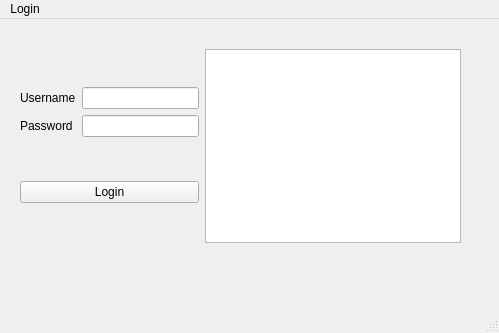
The window that mainwindow.ui (userDerpi/QT-Learning) describes before a commit, drawn with Qt 5.
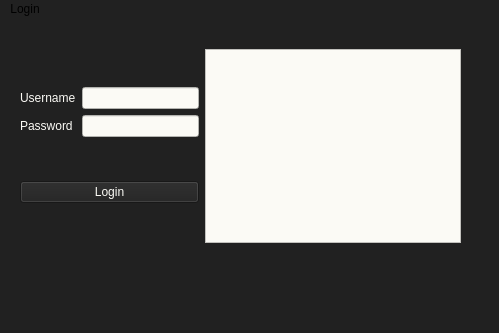
The same window after the commit.

```diff
--- a/mainwindow.ui
+++ b/mainwindow.ui
@@ -13,6 +13,9 @@
   <property name="windowTitle">
    <string>MainWindow</string>
   </property>
+  <property name="styleSheet">
+   <string notr="true">background-color: #212121</string>
+  </property>
   <property name="tabShape">
    <enum>QTabWidget::Triangular</enum>
   </property>
@@ -35,13 +38,20 @@
           <layout class="QHBoxLayout" name="usernameLayout">
            <item>
             <widget class="QLabel" name="userLabel">
+             <property name="styleSheet">
+              <string notr="true">color: #FBFAF5</string>
+             </property>
              <property name="text">
               <string>Username</string>
              </property>
             </widget>
            </item>
            <item>
-            <widget class="QLineEdit" name="userInput"/>
+            <widget class="QLineEdit" name="userInput">
+             <property name="styleSheet">
+              <string notr="true">background-color: #FBFAF5</string>
+             </property>
+            </widget>
            </item>
           </layout>
          </item>
@@ -49,13 +59,20 @@
           <layout class="QHBoxLayout" name="pwLayout">
            <item>
             <widget class="QLabel" name="pwLabel">
+             <property name="styleSheet">
+              <string notr="true">color: #FBFAF5</string>
+             </property>
              <property name="text">
               <string>Password </string>
              </property>
             </widget>
            </item>
            <item>
-            <widget class="QLineEdit" name="pwInput"/>
+            <widget class="QLineEdit" name="pwInput">
+             <property name="styleSheet">
+              <string notr="true">background-color: #FBFAF5</string>
+             </property>
+            </widget>
            </item>
           </layout>
          </item>
@@ -63,6 +80,9 @@
        </item>
        <item>
         <widget class="QPushButton" name="loginButton">
+         <property name="styleSheet">
+          <string notr="true">color: #FBFAF5</string>
+         </property>
          <property name="text">
           <string>Login</string>
          </property>
@@ -71,7 +91,11 @@
       </layout>
      </item>
      <item>
-      <widget class="QTextEdit" name="textEdit"/>
+      <widget class="QTextEdit" name="textEdit">
+       <property name="styleSheet">
+        <string notr="true">background-color: #FBFAF5</string>
+       </property>
+      </widget>
      </item>
     </layout>
    </widget>
```
